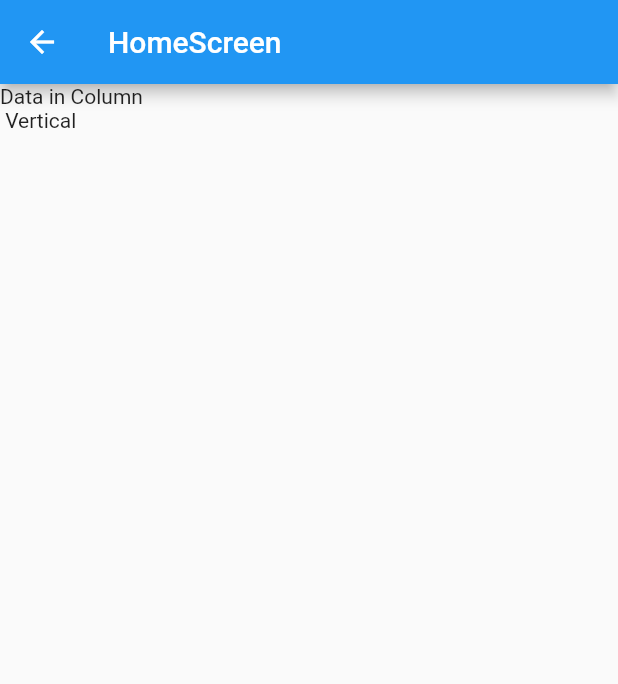
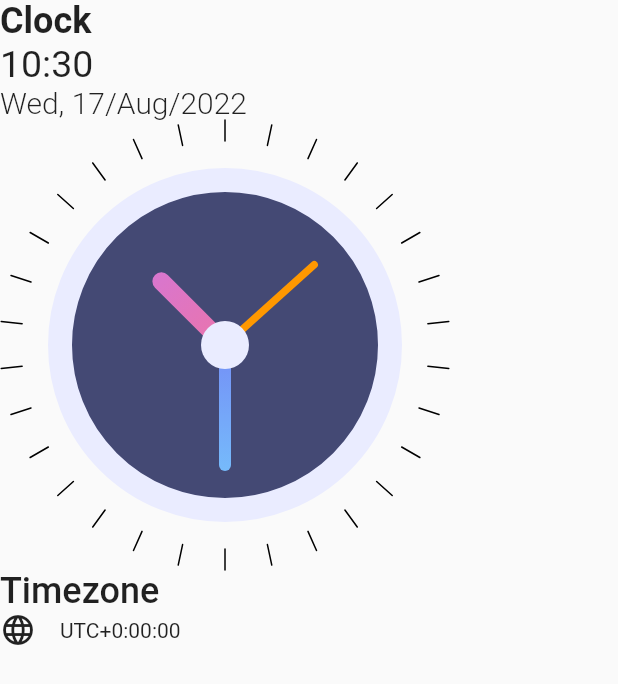
Before and after one commit to SeAliijaz/Reminder_App, a Flutter app: the HomeScreen screen opened by its route, on a phone screen of 412 x 824 dp. Shown: the top 684 px of the screen. Run offline on Flutter 3.47's test engine with Material 2 defaults, Android fonts, the light colour scheme and no system bars; our stand-ins replace cloud_firestore, firebase_core, flutter_local_notifications, fluttertoast, get, get_storage and 3 more; accounts and stored records are empty.

Commit message:
Canvas Clock

```diff
--- /dev/null
+++ b/lib/Canvas/clock_view.dart
@@ -0,0 +1,124 @@
+import 'package:flutter/material.dart';
+import 'dart:async';
+import 'dart:math';
+
+class ClockView extends StatefulWidget {
+  @override
+  _ClockViewState createState() => _ClockViewState();
+}
+
+class _ClockViewState extends State<ClockView> {
+  @override
+  void initState() {
+    Timer.periodic(Duration(seconds: 1), (timer) {
+      setState(() {});
+    });
+    super.initState();
+  }
+
+  @override
+  Widget build(BuildContext context) {
+    return Container(
+      width: 300,
+      height: 300,
+      child: Transform.rotate(
+        angle: -pi / 2,
+        child: CustomPaint(
+          painter: ClockPainter(),
+        ),
+      ),
+    );
+  }
+}
+
+class ClockPainter extends CustomPainter {
+  var dateTime = DateTime.now();
+
+  //60 sec - 360, 1 sec - 6degree
+  //12 hours  - 360, 1 hour - 30degrees, 1 min - 0.5degrees
+
+  @override
+  void paint(Canvas canvas, Size size) {
+    var centerX = size.width / 2;
+    var centerY = size.height / 2;
+    var center = Offset(centerX, centerY);
+    var radius = min(centerX, centerY);
+
+    var fillBrush = Paint()..color = Color(0xFF444974);
+
+    var outlineBrush = Paint()
+      ..color = Color(0xFFEAECFF)
+      ..style = PaintingStyle.stroke
+      ..strokeWidth = 16;
+
+    var centerFillBrush = Paint()..color = Color(0xFFEAECFF);
+
+    var secHandBrush = Paint()
+      ..color = Colors.orange
+      ..style = PaintingStyle.stroke
+      ..strokeCap = StrokeCap.round
+      ..strokeWidth = 5;
+
+    var minHandBrush = Paint()
+      ..shader = RadialGradient(
+        colors: [
+          Color(0xFF748EF6),
+          Color(0xFF77DDFF),
+        ],
+      ).createShader(Rect.fromCircle(center: center, radius: radius))
+      ..style = PaintingStyle.stroke
+      ..strokeCap = StrokeCap.round
+      ..strokeWidth = 8;
+
+    var hourHandBrush = Paint()
+      ..shader = RadialGradient(
+        colors: [
+          Color(0xFFEA74AB),
+          Color(0xFFC279FB),
+        ],
+      ).createShader(Rect.fromCircle(center: center, radius: radius))
+      ..style = PaintingStyle.stroke
+      ..strokeCap = StrokeCap.round
+      ..strokeWidth = 12;
+
+    var dashBrush = Paint()
+      ..color = Colors.black
+      ..style = PaintingStyle.stroke
+      ..strokeCap = StrokeCap.round
+      ..strokeWidth = 1;
+
+    canvas.drawCircle(center, radius - 40, fillBrush);
+    canvas.drawCircle(center, radius - 40, outlineBrush);
+
+    var hourHandX = centerX +
+        60 * cos((dateTime.hour * 30 + dateTime.minute * 0.5) * pi / 180);
+    var hourHandY = centerX +
+        60 * sin((dateTime.hour * 30 + dateTime.minute * 0.5) * pi / 180);
+    canvas.drawLine(center, Offset(hourHandX, hourHandY), hourHandBrush);
+
+    var minHandX = centerX + 80 * cos(dateTime.minute * 6 * pi / 180);
+    var minHandY = centerX + 80 * sin(dateTime.minute * 6 * pi / 180);
+    canvas.drawLine(center, Offset(minHandX, minHandY), minHandBrush);
+
+    var secHandX = centerX + 80 * cos(dateTime.second * 6 * pi / 180);
+    var secHandY = centerX + 80 * sin(dateTime.second * 6 * pi / 180);
+    canvas.drawLine(center, Offset(secHandX, secHandY), secHandBrush);
+
+    canvas.drawCircle(center, 16, centerFillBrush);
+
+    var outerCircleRadius = radius;
+    var innerCircleRadius = radius - 14;
+    for (double i = 0; i < 360; i += 12) {
+      var x1 = centerX + outerCircleRadius * cos(i * pi / 180);
+      var y1 = centerX + outerCircleRadius * sin(i * pi / 180);
+      var x2 = centerX + innerCircleRadius * cos(i * pi / 180);
+      var y2 = centerX + innerCircleRadius * sin(i * pi / 180);
+      canvas.drawLine(Offset(x1, y1), Offset(x2, y2), dashBrush);
+    }
+  }
+
+  @override
+  bool shouldRepaint(CustomPainter oldDelegate) {
+    return true;
+  }
+}
--- /dev/null
+++ b/lib/Canvas/digital_clock_view.dart
@@ -0,0 +1,46 @@
+import 'dart:async';
+import 'package:flutter/material.dart';
+import 'package:intl/intl.dart';
+
+class DigitalClockWidget extends StatefulWidget {
+  const DigitalClockWidget({
+    Key? key,
+  }) : super(key: key);
+  @override
+  State<StatefulWidget> createState() {
+    return DigitalClockWidgetState();
+  }
+}
+
+class DigitalClockWidgetState extends State<DigitalClockWidget> {
+  var formattedTime = DateFormat('HH:mm').format(DateTime.now());
+  late Timer timer;
+
+  @override
+  void initState() {
+    this.timer = Timer.periodic(Duration(seconds: 1), (timer) {
+      var perviousMinute = DateTime.now().add(Duration(seconds: -1)).minute;
+      var currentMinute = DateTime.now().minute;
+      if (perviousMinute != currentMinute)
+        setState(() {
+          formattedTime = DateFormat('HH:mm').format(DateTime.now());
+        });
+    });
+    super.initState();
+  }
+
+  @override
+  void dispose() {
+    this.timer.cancel();
+    super.dispose();
+  }
+
+  @override
+  Widget build(BuildContext context) {
+    print('=====>digital clock updated');
+    return Text(
+      formattedTime,
+      style: TextStyle(fontSize: 25),
+    );
+  }
+}
--- a/lib/Reminder/reminder_screen.dart
+++ b/lib/Reminder/reminder_screen.dart
@@ -30,7 +30,6 @@ class _ReminderScreenState extends State<ReminderScreen> {
 
   DateTime currentDate = DateTime.now();
   DateTime? eventDate;
-
   TimeOfDay currentTime = TimeOfDay.now();
   TimeOfDay? eventTime;
 
--- a/lib/Screens/home_screen.dart
+++ b/lib/Screens/home_screen.dart
@@ -1,18 +1,80 @@
 import 'package:flutter/material.dart';
+import 'package:intl/intl.dart';
+import 'package:reminder_app/Canvas/clock_view.dart';
+import 'package:reminder_app/Canvas/digital_clock_view.dart';
 
-class HomeScreen extends StatelessWidget {
+class HomeScreen extends StatefulWidget {
   static const String pageRoute = "/HomeScreen";
   const HomeScreen({Key? key}) : super(key: key);
+
+  @override
+  State<HomeScreen> createState() {
+    return _HomeScreenState();
+  }
+}
+
+class _HomeScreenState extends State<HomeScreen> {
   @override
   Widget build(BuildContext context) {
-    return Scaffold(
-        appBar: AppBar(
-          title: Text('HomeScreen'),
-        ),
-        body: Column(
-          children: [
-            Text("Data in Column\n Vertical"),
-          ],
-        ));
+    ///variable in widget build
+    var now = DateTime.now();
+    var formattedDate = DateFormat('EEE, d/MMM/yyyy').format(now);
+    var timezoneString = now.timeZoneOffset.toString().split('.').first;
+    var offsetSign = '';
+    if (!timezoneString.startsWith('-')) offsetSign = '+';
+
+    ///Scaffold
+    return SafeArea(
+      child: Scaffold(
+          body: Column(
+        crossAxisAlignment: CrossAxisAlignment.start,
+        children: <Widget>[
+          const Text(
+            'Clock',
+            style: TextStyle(fontWeight: FontWeight.w700, fontSize: 24),
+          ),
+          Column(
+            crossAxisAlignment: CrossAxisAlignment.start,
+            children: [
+              ///Digital Clock view
+              const DigitalClockWidget(),
+
+              ///Date
+              Text(
+                formattedDate,
+                style:
+                    const TextStyle(fontWeight: FontWeight.w300, fontSize: 20),
+              ),
+            ],
+          ),
+
+          ///Analog Clock
+          ClockView(),
+
+          ///TimeZone
+          Column(
+            crossAxisAlignment: CrossAxisAlignment.start,
+            children: <Widget>[
+              const Text(
+                'Timezone',
+                style: TextStyle(fontWeight: FontWeight.w500, fontSize: 24),
+              ),
+              Row(
+                children: <Widget>[
+                  const Icon(
+                    Icons.language,
+                  ),
+                  const SizedBox(width: 16),
+                  Text(
+                    'UTC$offsetSign$timezoneString',
+                    style: const TextStyle(fontSize: 14),
+                  ),
+                ],
+              ),
+            ],
+          ),
+        ],
+      )),
+    );
   }
 }
--- a/lib/main.dart
+++ b/lib/main.dart
@@ -53,7 +53,7 @@ class MyApp extends StatelessWidget {
                 darkTheme: Themes.dark,
 
                 ///HOME
-                home: const StopWatchScreen(),
+                home: const HomeScreen(),
 
                 ///PageRoute
                 routes: {
```
